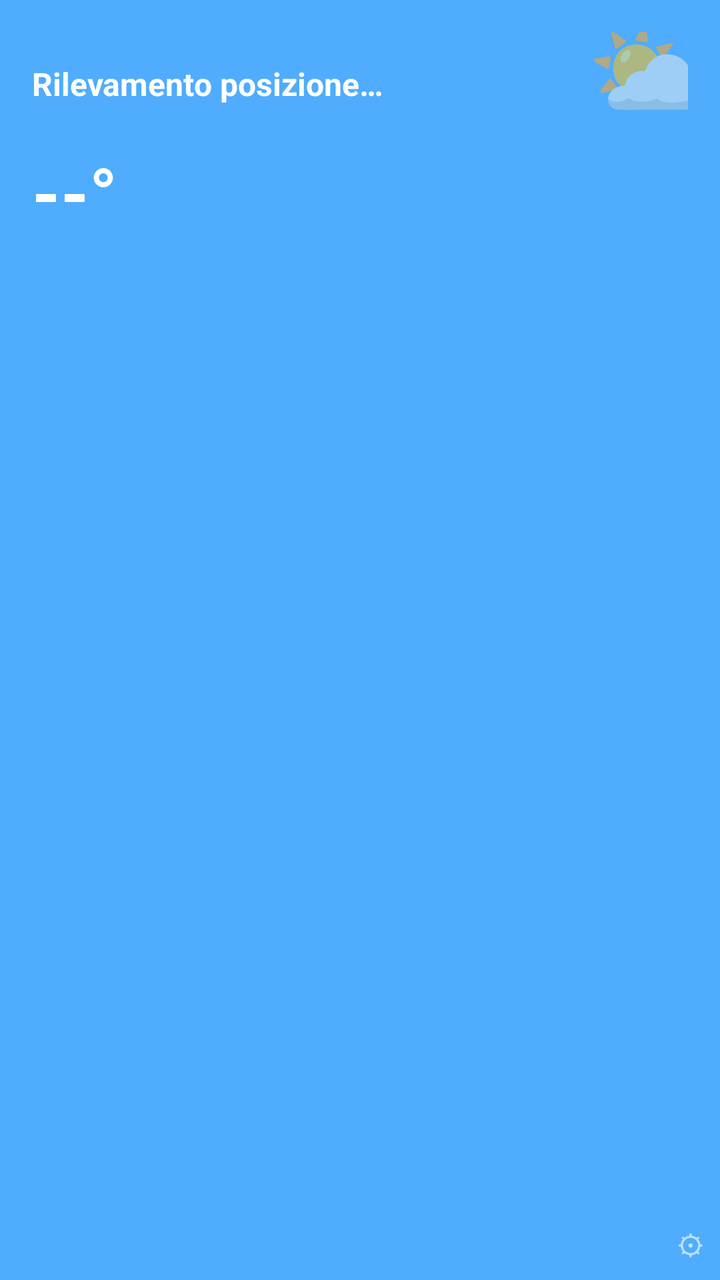
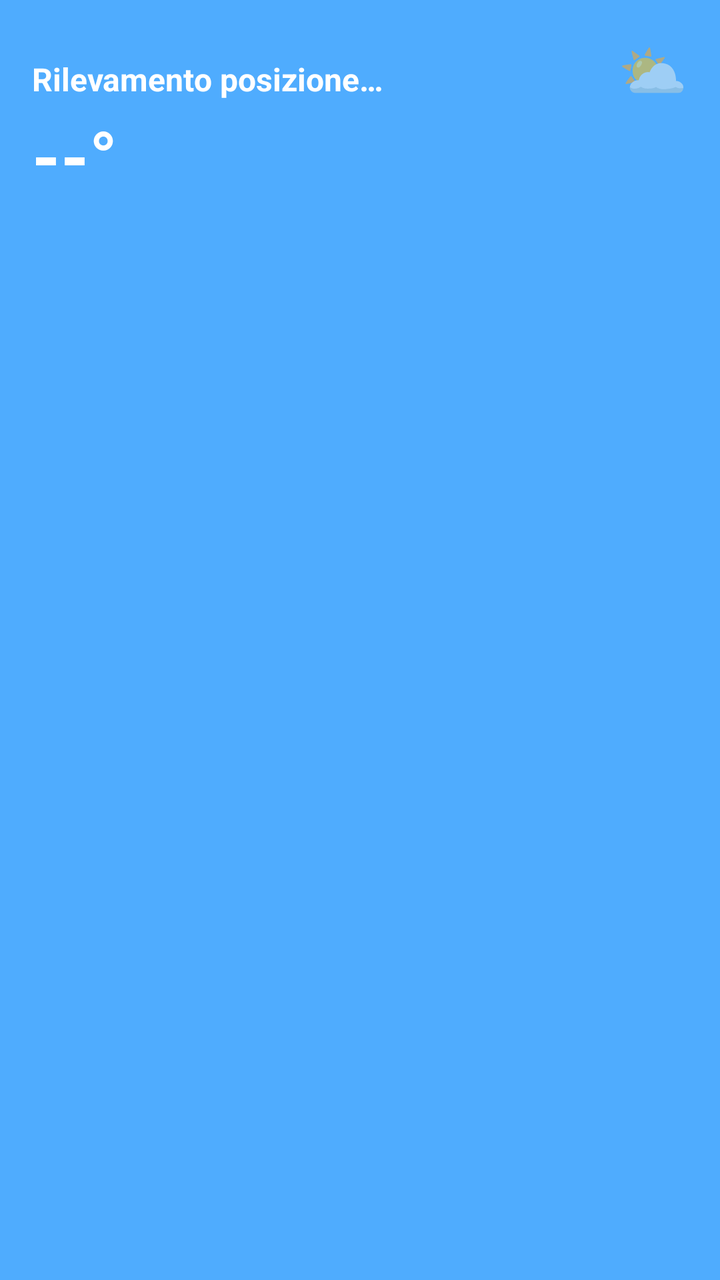

Two renders of the same Android screen: before a commit and after it. Below are the layout's source before the change and the commit's diff.
<!-- AndroidManifest.xml: application theme Theme.AppCompat.Light.NoActionBar -->
<!-- res/layout/weather_widget.xml -->
<?xml version="1.0" encoding="utf-8"?>
<FrameLayout xmlns:android="http://schemas.android.com/apk/res/android"
    android:layout_width="match_parent"
    android:layout_height="match_parent">

    <LinearLayout
        android:id="@+id/widget_root"
        android:layout_width="match_parent"
        android:layout_height="match_parent"
        android:orientation="vertical"
        android:background="#4facfe"
        android:padding="16dp">

        <LinearLayout
            android:layout_width="match_parent"
            android:layout_height="wrap_content"
            android:orientation="horizontal"
            android:clipChildren="false">

            <TextView
                android:id="@+id/city_text"
                android:layout_width="0dp"
                android:layout_height="wrap_content"
                android:layout_weight="1"
                android:layout_gravity="center_vertical"
                android:text="Rilevamento posizione…"
                android:textColor="#FFFFFF"
                android:textSize="16sp"
                android:textStyle="bold" />

            
            <TextView
                android:id="@+id/icon_text"
                android:layout_width="wrap_content"
                android:layout_height="wrap_content"
                android:layout_marginTop="-18dp"
                android:layout_marginEnd="-14dp"
                android:text="⛅"
                android:textSize="52sp" />
        </LinearLayout>

        <LinearLayout
            android:layout_width="match_parent"
            android:layout_height="wrap_content"
            android:layout_marginTop="4dp"
            android:orientation="horizontal">

            <TextView
                android:id="@+id/temp_text"
                android:layout_width="wrap_content"
                android:layout_height="wrap_content"
                android:text="--°"
                android:textColor="#FFFFFF"
                android:textSize="36sp"
                android:textStyle="bold" />

            <LinearLayout
                android:layout_width="wrap_content"
                android:layout_height="wrap_content"
                android:layout_marginStart="12dp"
                android:layout_gravity="center_vertical"
                android:orientation="vertical">

                <TextView
                    android:id="@+id/humidity_text"
                    android:layout_width="wrap_content"
                    android:layout_height="wrap_content"
                    android:text=""
                    android:textColor="#E6FFFFFF"
                    android:textSize="11sp" />

                <TextView
                    android:id="@+id/rain_text"
                    android:layout_width="wrap_content"
                    android:layout_height="wrap_content"
                    android:layout_marginTop="2dp"
                    android:text=""
                    android:textColor="#E6FFFFFF"
                    android:textSize="11sp" />
            </LinearLayout>
        </LinearLayout>

        <TextView
            android:id="@+id/desc_text"
            android:layout_width="wrap_content"
            android:layout_height="wrap_content"
            android:text=""
            android:textColor="#FFFFFF"
            android:textSize="13sp" />

        
        <HorizontalScrollView
            android:layout_width="match_parent"
            android:layout_height="wrap_content"
            android:layout_marginTop="10dp"
            android:scrollbars="none">

            <LinearLayout
                android:id="@+id/hourly_container"
                android:layout_width="wrap_content"
                android:layout_height="wrap_content"
                android:orientation="horizontal" />
        </HorizontalScrollView>

        <LinearLayout
            android:id="@+id/forecast_container"
            android:layout_width="match_parent"
            android:layout_height="wrap_content"
            android:layout_marginTop="8dp"
            android:orientation="horizontal" />

    </LinearLayout>

    <TextView
        android:id="@+id/settings_icon"
        android:layout_width="wrap_content"
        android:layout_height="wrap_content"
        android:layout_gravity="bottom|end"
        android:padding="8dp"
        android:text="⚙"
        android:textColor="#FFFFFF"
        android:alpha="0.65"
        android:textSize="14sp" />

</FrameLayout>
<!-- resources referenced by this layout -->
<resources>

</resources>

<!-- the commit's change to res/layout/weather_widget.xml (unified diff, before → after) -->
@@ -1,125 +1,58 @@
 <?xml version="1.0" encoding="utf-8"?>
-<FrameLayout xmlns:android="http://schemas.android.com/apk/res/android"
+<LinearLayout xmlns:android="http://schemas.android.com/apk/res/android"
     android:layout_width="match_parent"
-    android:layout_height="match_parent">
+    android:layout_height="match_parent"
+    android:orientation="vertical"
+    android:background="#4facfe"
+    android:padding="16dp">
 
     <LinearLayout
-        android:id="@+id/widget_root"
         android:layout_width="match_parent"
-        android:layout_height="match_parent"
-        android:orientation="vertical"
-        android:background="#4facfe"
-        android:padding="16dp">
-
-        <LinearLayout
-            android:layout_width="match_parent"
-            android:layout_height="wrap_content"
-            android:orientation="horizontal"
-            android:clipChildren="false">
-
-            <TextView
-                android:id="@+id/city_text"
-                android:layout_width="0dp"
-                android:layout_height="wrap_content"
-                android:layout_weight="1"
-                android:layout_gravity="center_vertical"
-                android:text="Rilevamento posizione…"
-                android:textColor="#FFFFFF"
-                android:textSize="16sp"
-                android:textStyle="bold" />
-
-            
-            <TextView
-                android:id="@+id/icon_text"
-                android:layout_width="wrap_content"
-                android:layout_height="wrap_content"
-                android:layout_marginTop="-18dp"
-                android:layout_marginEnd="-14dp"
-                android:text="⛅"
-                android:textSize="52sp" />
-        </LinearLayout>
-
-        <LinearLayout
-            android:layout_width="match_parent"
-            android:layout_height="wrap_content"
-            android:layout_marginTop="4dp"
-            android:orientation="horizontal">
-
-            <TextView
-                android:id="@+id/temp_text"
-                android:layout_width="wrap_content"
-                android:layout_height="wrap_content"
-                android:text="--°"
-                android:textColor="#FFFFFF"
-                android:textSize="36sp"
-                android:textStyle="bold" />
-
-            <LinearLayout
-                android:layout_width="wrap_content"
-                android:layout_height="wrap_content"
-                android:layout_marginStart="12dp"
-                android:layout_gravity="center_vertical"
-                android:orientation="vertical">
-
-                <TextView
-                    android:id="@+id/humidity_text"
-                    android:layout_width="wrap_content"
-                    android:layout_height="wrap_content"
-                    android:text=""
-                    android:textColor="#E6FFFFFF"
-                    android:textSize="11sp" />
-
-                <TextView
-                    android:id="@+id/rain_text"
-                    android:layout_width="wrap_content"
-                    android:layout_height="wrap_content"
-                    android:layout_marginTop="2dp"
-                    android:text=""
-                    android:textColor="#E6FFFFFF"
-                    android:textSize="11sp" />
-            </LinearLayout>
-        </LinearLayout>
+        android:layout_height="wrap_content"
+        android:orientation="horizontal">
 
         <TextView
-            android:id="@+id/desc_text"
+            android:id="@+id/city_text"
+            android:layout_width="0dp"
+            android:layout_height="wrap_content"
+            android:layout_weight="1"
+            android:text="Rilevamento posizione…"
+            android:textColor="#FFFFFF"
+            android:textSize="16sp"
+            android:textStyle="bold" />
+
+        <TextView
+            android:id="@+id/icon_text"
             android:layout_width="wrap_content"
             android:layout_height="wrap_content"
-            android:text=""
-            android:textColor="#FFFFFF"
-            android:textSize="13sp" />
-
-        
-        <HorizontalScrollView
-            android:layout_width="match_parent"
-            android:layout_height="wrap_content"
-            android:layout_marginTop="10dp"
-            android:scrollbars="none">
-
-            <LinearLayout
-                android:id="@+id/hourly_container"
-                android:layout_width="wrap_content"
-                android:layout_height="wrap_content"
-                android:orientation="horizontal" />
-        </HorizontalScrollView>
-
-        <LinearLayout
-            android:id="@+id/forecast_container"
-            android:layout_width="match_parent"
-            android:layout_height="wrap_content"
-            android:layout_marginTop="8dp"
-            android:orientation="horizontal" />
-
+            android:text="⛅"
+            android:textSize="28sp" />
     </LinearLayout>
 
     <TextView
-        android:id="@+id/settings_icon"
+        android:id="@+id/temp_text"
         android:layout_width="wrap_content"
         android:layout_height="wrap_content"
-        android:layout_gravity="bottom|end"
-        android:padding="8dp"
-        android:text="⚙"
+        android:text="--°"
         android:textColor="#FFFFFF"
-        android:alpha="0.65"
-        android:textSize="14sp" />
+        android:textSize="36sp"
+        android:textStyle="bold" />
 
-</FrameLayout>
+    <TextView
+        android:id="@+id/desc_text"
+        android:layout_width="wrap_content"
+        android:layout_height="wrap_content"
+        android:text=""
+        android:textColor="#FFFFFF"
+        android:textSize="13sp" />
+
+    <TextView
+        android:id="@+id/forecast_text"
+        android:layout_width="match_parent"
+        android:layout_height="wrap_content"
+        android:layout_marginTop="8dp"
+        android:text=""
+        android:textColor="#FFFFFF"
+        android:textSize="12sp" />
+
+</LinearLayout>
